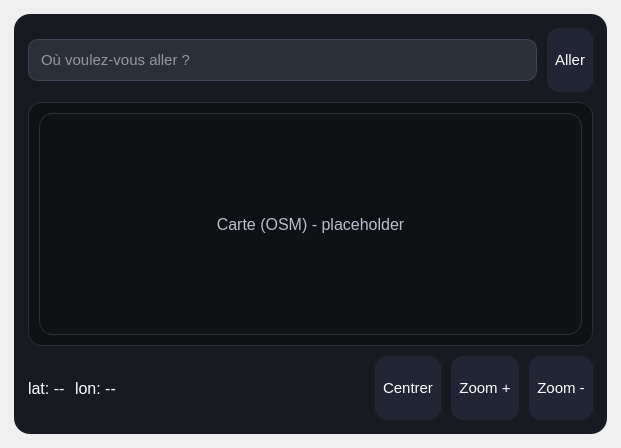
Old version of the form navigationpage.ui in the repository Eliasgnd/InterfaceGPS.
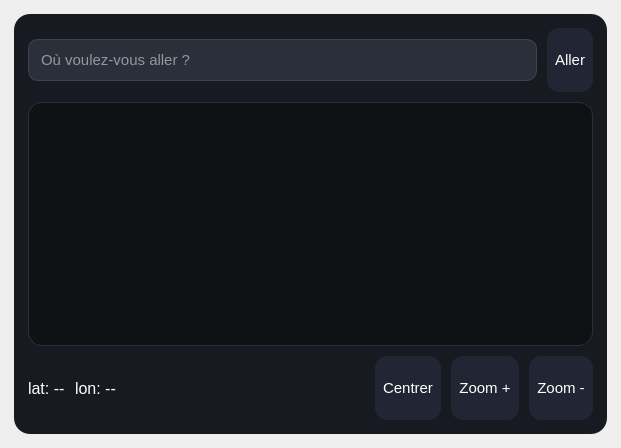
New version of the form.

```diff
--- a/navigationpage.ui
+++ b/navigationpage.ui
@@ -89,19 +89,6 @@
          <property name="bottomMargin">
           <number>10</number>
          </property>
-         <item>
-          <widget class="QLabel" name="lblMap">
-           <property name="styleSheet">
-            <string notr="true">QLabel{color:#b8c0cc;font-size:16px;}</string>
-           </property>
-           <property name="text">
-            <string>Carte (OSM) - placeholder</string>
-           </property>
-           <property name="alignment">
-            <set>Qt::AlignmentFlag::AlignCenter</set>
-           </property>
-          </widget>
-         </item>
         </layout>
        </widget>
       </item>
```
